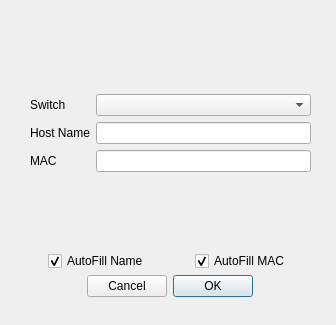
The window that src/ui/add_host_dialog.ui (Peachmann/mnGui) describes before a commit, drawn with Qt 5.
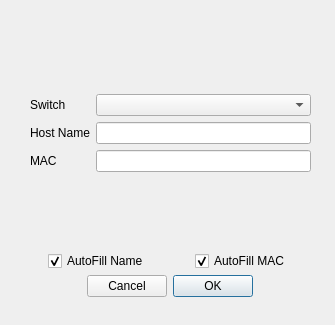
The same window after the commit.

Commit message: Added logging, created dialog opening skeleton.

Patch:
```diff
--- a/src/ui/add_host_dialog.ui
+++ b/src/ui/add_host_dialog.ui
@@ -6,7 +6,7 @@
    <rect>
     <x>0</x>
     <y>0</y>
-    <width>336</width>
+    <width>335</width>
     <height>325</height>
    </rect>
   </property>
@@ -35,7 +35,7 @@
     <bool>true</bool>
    </property>
   </widget>
-  <widget class="QWidget" name="">
+  <widget class="QWidget" name="layoutWidget">
    <property name="geometry">
     <rect>
      <x>30</x>
```
Left out of the diff: 2 changed lines with no effect on the pictures. The commit also changes 4 other files.
